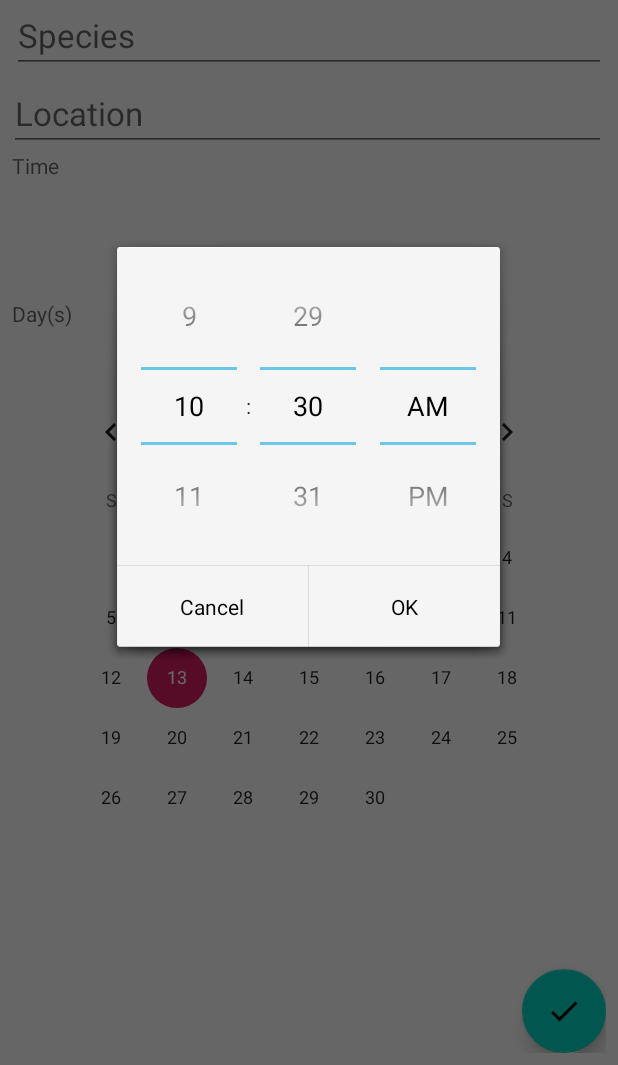
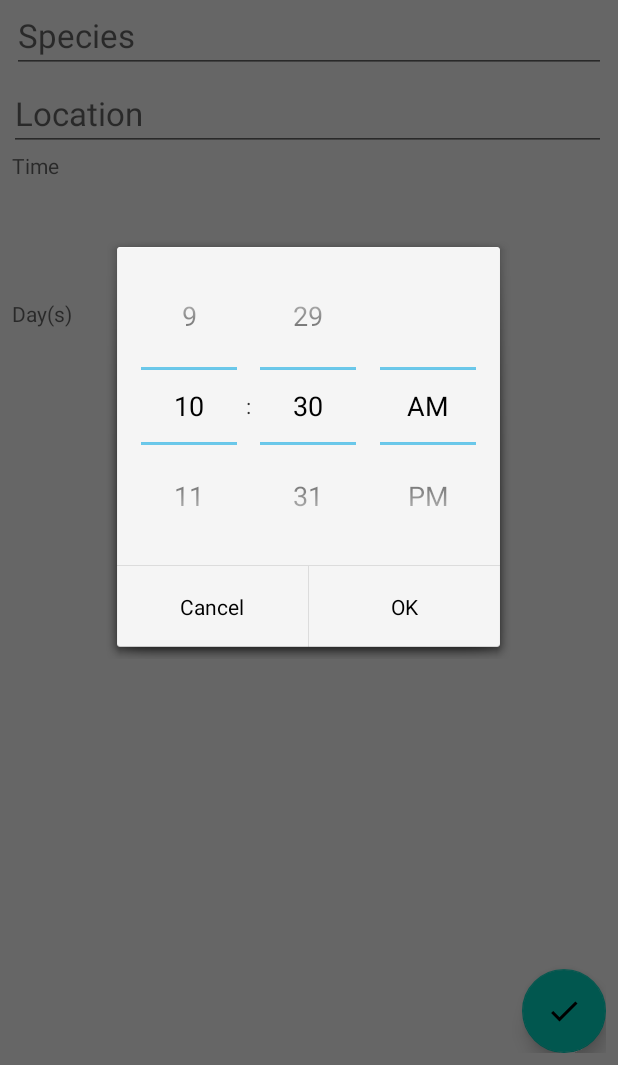
Before and after one commit to smgbx/Plant, an Android app: the AddProfileFragment screen opened through its navigation route, after a tap on "SELECT TIME", on a phone screen of 412 x 824 dp, the part 171-1236 px from its top. Run offline under Robolectric (Android 15) with nearby library versions, the phone set to English and light mode, and no system bars; our stand-ins replace Room's generated code, navigation-ui; 1 statement that could not run was skipped.

Commit message:
Date and time now in Room. Cleaned format.

```diff
--- /dev/null
+++ b/app/src/main/java/com/example/plantv2/alarm/DatePickerHelper.kt
@@ -0,0 +1,35 @@
+package com.example.plantv2.alarm
+
+import android.app.DatePickerDialog
+import android.app.DatePickerDialog.OnDateSetListener
+import android.content.Context
+import com.example.plantv2.R
+import java.util.*
+
+class DatePickerHelper(context: Context) {
+    private var dialog: DatePickerDialog
+    private var callback: Callback? = null
+    private val listener = OnDateSetListener { _, year, monthOfYear, dayOfMonth ->
+        callback?.onDateSelected(dayOfMonth, monthOfYear, year)
+    }
+    init {
+        val style = R.style.SpinnerDatePickerDialog
+        val cal = Calendar.getInstance()
+        dialog = DatePickerDialog(context, style, listener,
+            cal.get(Calendar.YEAR), cal.get(Calendar.MONTH), cal.get(Calendar.DAY_OF_MONTH))
+    }
+    fun showDialog(dayOfMonth: Int, month: Int, year: Int, callback: Callback?) {
+        this.callback = callback
+        dialog.datePicker.init(year, month, dayOfMonth, null)
+        dialog.show()
+    }
+    fun setMinDate(minDate: Long) {
+        dialog.datePicker.minDate = minDate
+    }
+    fun setMaxDate(maxDate: Long) {
+        dialog.datePicker.maxDate = maxDate
+    }
+    interface Callback {
+        fun onDateSelected(dayOfMonth: Int, month: Int, year: Int)
+    }
+}
--- a/app/src/main/java/com/example/plantv2/alarm/TimePickerHelper.kt
+++ b/app/src/main/java/com/example/plantv2/alarm/TimePickerHelper.kt
@@ -15,6 +15,7 @@ class TimePickerHelper(
     private val listener = OnTimeSetListener { _, hourOfDay, minute ->
         callback?.onTimeSelected(hourOfDay, minute)
     }
+
     init {
         val style = R.style.SpinnerTimePickerDialog
         val cal = Calendar.getInstance()
@@ -26,6 +27,11 @@ class TimePickerHelper(
         dialog.updateTime(hourOfDay, minute)
         dialog.show()
     }
+
+    fun getHour(){
+        //dialog.
+    }
+
     interface Callback {
         fun onTimeSelected(hourOfDay: Int, minute: Int)
     }
--- a/app/src/main/java/com/example/plantv2/db/ProfileDatabase.kt
+++ b/app/src/main/java/com/example/plantv2/db/ProfileDatabase.kt
@@ -8,11 +8,10 @@ import androidx.room.TypeConverters
 
 @Database(
     entities = [Profile::class],
-    version = 2
+    version = 3
 )
-
+@TypeConverters(Converters::class)
 abstract class ProfileDatabase : RoomDatabase(){
-
     abstract fun getProfileDao() : ProfileDao
 
     companion object {
@@ -29,6 +28,7 @@ abstract class ProfileDatabase : RoomDatabase(){
         private fun buildDatabase(context: Context) = Room.databaseBuilder(
             context.applicationContext,
             ProfileDatabase::class.java,
-            "profiledatabase").addMigrations(Migrations.MIGRATION_1_2).build()
+            "profiledatabase").addMigrations(Migrations.MIGRATION_1_2, Migrations.MIGRATION_2_3).build()
     }
+
 }
--- a/app/src/main/java/com/example/plantv2/ui/AddProfileFragment.kt
+++ b/app/src/main/java/com/example/plantv2/ui/AddProfileFragment.kt
@@ -6,12 +6,14 @@ import android.os.Bundle
 import android.view.*
 import androidx.navigation.Navigation
 import com.example.plantv2.R
+import com.example.plantv2.alarm.DatePickerHelper
 import com.example.plantv2.alarm.TimePickerHelper
 import com.example.plantv2.db.Profile
 import com.example.plantv2.db.ProfileDatabase
 import kotlinx.android.synthetic.main.fragment_add_profile.*
 import kotlinx.coroutines.launch
 import java.text.SimpleDateFormat
+import java.time.DayOfWeek
 import java.util.*
 
 
@@ -19,6 +21,7 @@ class AddProfileFragment : BaseFragment() {
 
     private var profile: Profile? = null
     private lateinit var timePicker: TimePickerHelper
+    private lateinit var datePicker: DatePickerHelper
 
     override fun onCreateView(inflater: LayoutInflater, container: ViewGroup?, savedInstanceState: Bundle?): View? {
         setHasOptionsMenu(true)
@@ -29,17 +32,41 @@ class AddProfileFragment : BaseFragment() {
     override fun onActivityCreated(savedInstanceState: Bundle?) {
         super.onActivityCreated(savedInstanceState)
         timePicker = TimePickerHelper(context!!, false)
+        datePicker = DatePickerHelper(context!!)
+        val calendar = Calendar.getInstance()
 
         arguments?.let {
+            //display variables
             profile = AddProfileFragmentArgs.fromBundle(it).profile
             edit_text_name.setText(profile?.name)
             edit_text_species.setText(profile?.species)
             edit_text_location.setText(profile?.location)
-            setTimeButtonText(profile!!.hour, profile!!.minute)
+            if (profile != null) {
+                setTimeButtonText(profile!!.plantDate)
+                setDateButtonText(profile!!.plantDate)
+            }
         }
 
         buttonTime.setOnClickListener{
-            showTimePickerDialog()
+            timePicker.showDialog(calendar.get(Calendar.HOUR_OF_DAY), calendar.get(Calendar.MINUTE), object : TimePickerHelper.Callback {
+                override fun onTimeSelected(hourOfDay: Int, minute: Int) {
+                    calendar.set(Calendar.HOUR_OF_DAY, hourOfDay)
+                    calendar.set(Calendar.MINUTE, minute)
+                    setTimeButtonText(calendar)
+                }
+            })
+        }
+
+        //calendarView.setOnDateChangeListener()
+        buttonDate.setOnClickListener{
+            datePicker.showDialog(calendar.get(Calendar.DAY_OF_MONTH), calendar.get(Calendar.MONTH), calendar.get(Calendar.YEAR), object : DatePickerHelper.Callback {
+                override fun onDateSelected(dayOfMonth: Int, month: Int, year: Int) {
+                    calendar.set(Calendar.DAY_OF_MONTH, dayOfMonth)
+                    calendar.set(Calendar.MONTH, month)
+                    calendar.set(Calendar.YEAR, year)
+                    setDateButtonText(calendar)
+                }
+            })
         }
 
         button_save.setOnClickListener{ view ->
@@ -47,8 +74,7 @@ class AddProfileFragment : BaseFragment() {
             val profileName = edit_text_name.text.toString().trim()
             val profileSpecies = edit_text_species.text.toString().trim()
             val profileLocation = edit_text_location.text.toString().trim()
-            val profileHour = profile!!.hour
-            val profileMinute = profile!!.minute
+            val profileTime = calendar
 
             if(profileName.isEmpty()){
                 edit_text_name.error = "Name required"
@@ -58,7 +84,7 @@ class AddProfileFragment : BaseFragment() {
 
             launch{
                 context?.let {
-                    val mProfile = Profile(profileName, profileSpecies, profileLocation, profileHour, profileMinute)
+                    val mProfile = Profile(profileName, profileSpecies, profileLocation, profileTime)
 
                     if(profile == null){
                         ProfileDatabase(it).getProfileDao().addProfile(mProfile)
@@ -78,23 +104,14 @@ class AddProfileFragment : BaseFragment() {
 
     }
 
-    private fun showTimePickerDialog() {
-        val cal = Calendar.getInstance()
-        val h = cal.get(Calendar.HOUR_OF_DAY)
-        val m = cal.get(Calendar.MINUTE)
-        timePicker.showDialog(h, m, object : TimePickerHelper.Callback {
-            override fun onTimeSelected(hourOfDay: Int, minute: Int) {
-                setTimeButtonText(hourOfDay, minute)
-            }
-        })
+    private fun setTimeButtonText(calendar: Calendar) {
+        val dateFormat = SimpleDateFormat("h:mm a", Locale.getDefault())
+        buttonTime!!.text = dateFormat.format(calendar.time)
     }
 
-    private fun setTimeButtonText(hourOfDay: Int, minute: Int) {
-        val calendar = Calendar.getInstance()
-        calendar.set(Calendar.HOUR_OF_DAY, hourOfDay)
-        calendar.set(Calendar.MINUTE, minute)
-        val dateFormat = SimpleDateFormat("h:mm a", Locale.getDefault())
-        buttonTime!!.text = dateFormat.format(calendar.time)
+    private fun setDateButtonText(calendar: Calendar) {
+        val dateFormat = SimpleDateFormat("E, M/d", Locale.getDefault())
+        buttonDate!!.text = dateFormat.format(calendar.time)
     }
 
     private fun deleteProfile(){
--- a/app/src/main/java/com/example/plantv2/ui/HomeFragment.kt
+++ b/app/src/main/java/com/example/plantv2/ui/HomeFragment.kt
@@ -24,9 +24,6 @@ class HomeFragment : BaseFragment() {
     override fun onActivityCreated(savedInstanceState: Bundle?) {
         super.onActivityCreated(savedInstanceState)
 
-        //recycler_view_profiles.setHasFixedSize(true)
-        //recycler_view_profiles.layoutManager = StaggeredGridLayoutManager(2, StaggeredGridLayoutManager.VERTICAL)
-
         launch {
             context?.let {
                 val profiles = ProfileDatabase(it).getProfileDao().getAllProfiles()
--- a/app/src/main/res/layout/fragment_add_profile.xml
+++ b/app/src/main/res/layout/fragment_add_profile.xml
@@ -71,21 +71,34 @@
         android:hint="@string/days"
         android:layout_below="@+id/buttonTime"/>
 
-    <TextView
+    <!-- <TextView
         android:id="@+id/linearLayoutDates"
         android:layout_width="match_parent"
         android:layout_height="wrap_content"
         android:orientation="vertical"
         android:paddingTop="8dp"
         android:paddingBottom="8dp"
-        android:layout_below="@+id/edit_days"/>
+        android:layout_below="@+id/edit_days"/> -->
 
-    <CalendarView
+    <Button
+        android:id="@+id/buttonDate"
+        style="@style/Widget.AppCompat.Button.Borderless.Colored"
+        android:layout_width="match_parent"
+        android:layout_height="wrap_content"
+        android:layout_margin="8dp"
+        android:clickable="true"
+        android:focusable="true"
+        android:gravity="center"
+        android:padding="16dp"
+        android:text="@string/select_day"
+        android:layout_below="@id/edit_days"/>
+
+    <!-- <CalendarView
         android:id="@+id/calendarView"
         android:layout_width="wrap_content"
         android:layout_height="wrap_content"
         android:layout_centerHorizontal="true"
-        android:layout_below="@id/linearLayoutDates"/>
+        android:layout_below="@id/linearLayoutDates"/> -->
 
     <com.google.android.material.floatingactionbutton.FloatingActionButton
         android:id="@+id/button_save"
--- a/app/src/main/res/values/strings.xml
+++ b/app/src/main/res/values/strings.xml
@@ -8,6 +8,7 @@
     <string name="time">Time</string>
     <string name="days">Day(s)</string>
     <string name="select_time">Select time</string>
+    <string name="select_day">Select day</string>
     <string-array name="days">
         <item>Sunday</item>
         <item>Monday</item>
--- a/app/src/main/res/values/styles.xml
+++ b/app/src/main/res/values/styles.xml
@@ -35,4 +35,15 @@
         <item name="android:timePickerMode">clock</item>
     </style>
 
+    <style name="SpinnerDatePickerDialog" parent="@android:style/Theme.Holo.Light.Dialog">
+        <item name="android:windowIsTranslucent">true</item>
+        <item name="android:windowBackground">@android:color/transparent</item>
+        <item name="android:windowContentOverlay">@null</item>
+        <item name="android:windowNoTitle">true</item>
+        <item name="android:windowIsFloating">true</item>
+        <item name="android:backgroundDimEnabled">true</item>
+        <item name="android:calendarViewShown">false</item>
+        <item name="android:datePickerMode">spinner</item>
+    </style>
+
 </resources>
--- a/gradle.properties
+++ b/gradle.properties
@@ -20,3 +20,4 @@ android.enableJetifier=true
 # Kotlin code style for this project: "official" or "obsolete":
 kotlin.code.style=official
 kapt.incremental.apt=true
+android.databinding.incremental=true
```
Also changed, not shown: app/src/main/java/com/example/plantv2/alarm/TimePickerFragment.kt (added, +32 -0 lines), app/src/main/java/com/example/plantv2/db/Converters.kt (added, +14 -0 lines), app/src/main/java/com/example/plantv2/db/Migrations.kt (+12 -0 lines), app/src/main/java/com/example/plantv2/db/Profile.kt (+5 -2 lines).
